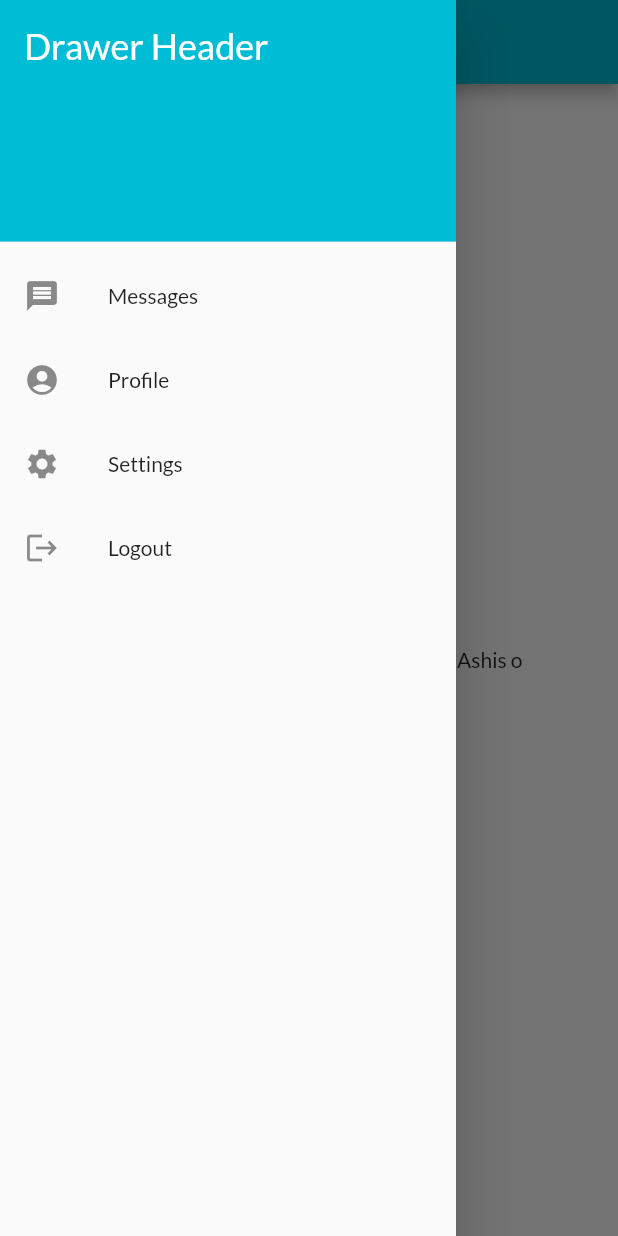
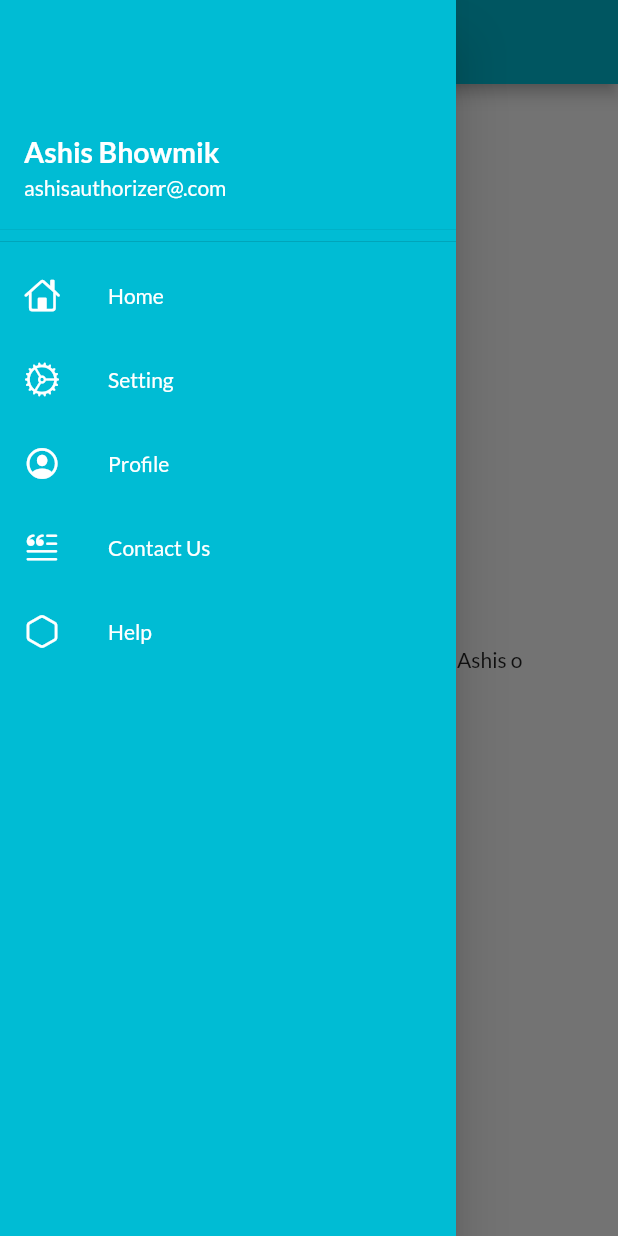
Before and after one commit to abbhowmik/Flutter_Basics, a Flutter app: the HomePage screen opened by its route, with the side drawer open, on a phone screen of 412 x 824 dp. Run offline on Flutter 3.47's test engine with Material 2 defaults, Android fonts, the phone set to English and light mode, and no system bars; our stand-ins replace google_fonts.

Commit message:
day6 added

```diff
--- a/lib/main.dart
+++ b/lib/main.dart
@@ -14,6 +14,7 @@ class myApp extends StatelessWidget {
   @override
   Widget build(BuildContext context) {
     return MaterialApp(
+        debugShowCheckedModeBanner: false,
         themeMode: ThemeMode.light,
         theme: ThemeData(
           primarySwatch: Colors.cyan,
--- a/lib/pages/home_page.dart
+++ b/lib/pages/home_page.dart
@@ -1,3 +1,4 @@
+import 'package:firstapp/widgets/drawer.dart';
 import 'package:flutter/material.dart';
 
 // this comes from stl emmit
@@ -13,41 +14,7 @@ class HomePage extends StatelessWidget {
           child: Text("This is your own Flutter App created by Ashis o"),
         ),
       ),
-      drawer: Drawer(
-        child: ListView(
-          padding: EdgeInsets.zero,
-          children: const <Widget>[
-            DrawerHeader(
-              decoration: BoxDecoration(
-                color: Colors.cyan,
-              ),
-              child: Text(
-                'Drawer Header',
-                style: TextStyle(
-                  color: Colors.white,
-                  fontSize: 24,
-                ),
-              ),
-            ),
-            ListTile(
-              leading: Icon(Icons.message),
-              title: Text('Messages'),
-            ),
-            ListTile(
-              leading: Icon(Icons.account_circle),
-              title: Text('Profile'),
-            ),
-            ListTile(
-              leading: Icon(Icons.settings),
-              title: Text('Settings'),
-            ),
-            ListTile(
-              leading: Icon(Icons.logout),
-              title: Text('Logout'),
-            ),
-          ],
-        ),
-      ),
+      drawer: MyDrawer(),
     );
   }
 }
--- /dev/null
+++ b/lib/widgets/drawer.dart
@@ -0,0 +1,122 @@
+// ignore_for_file: prefer_const_constructors
+
+import 'package:flutter/cupertino.dart';
+import 'package:flutter/material.dart';
+
+class MyDrawer extends StatelessWidget {
+  @override
+  Widget build(BuildContext context) {
+    // ignore: prefer_const_declarations
+
+    return Drawer(
+      child: Container(
+        color: Colors.cyan,
+        child: ListView(
+          // ignore: prefer_const_literals_to_create_immutables
+          children: [
+            const DrawerHeader(
+              padding: EdgeInsets.zero,
+              child: UserAccountsDrawerHeader(
+                accountName: Text(
+                  "Ashis Bhowmik",
+                  style: TextStyle(
+                      color: Colors.white,
+                      fontWeight: FontWeight.bold,
+                      fontSize: 19),
+                ),
+                accountEmail: Text(
+                  "ashisauthorizer@.com",
+                  style: TextStyle(color: Colors.white),
+                ),
+              ),
+            ),
+            ListTile(
+              leading: Icon(
+                CupertinoIcons.home,
+                color: Colors.white,
+              ),
+              title: Text(
+                'Home',
+                style: TextStyle(color: Colors.white),
+              ),
+            ),
+            ListTile(
+              leading: Icon(
+                CupertinoIcons.settings,
+                color: Colors.white,
+              ),
+              title: Text(
+                'Setting',
+                style: TextStyle(color: Colors.white),
+              ),
+            ),
+            ListTile(
+              leading: Icon(
+                CupertinoIcons.profile_circled,
+                color: Colors.white,
+              ),
+              title: Text(
+                'Profile',
+                style: TextStyle(color: Colors.white),
+              ),
+            ),
+            ListTile(
+              leading: Icon(
+                CupertinoIcons.text_quote,
+                color: Colors.white,
+              ),
+              title: Text(
+                'Contact Us',
+                style: TextStyle(color: Colors.white),
+              ),
+            ),
+            ListTile(
+              leading: Icon(
+                CupertinoIcons.hexagon,
+                color: Colors.white,
+              ),
+              title: Text(
+                'Help',
+                style: TextStyle(color: Colors.white),
+              ),
+            ),
+          ],
+        ),
+      ),
+    );
+  }
+}
+
+// child: ListView(
+//   padding: EdgeInsets.zero,
+//   children: const <Widget>[
+//     DrawerHeader(
+//       decoration: BoxDecoration(
+//         color: Colors.cyan,
+//       ),
+//       child: Text(
+//         'Drawer Header',
+//         style: TextStyle(
+//           color: Colors.white,
+//           fontSize: 24,
+//         ),
+//       ),
+//     ),
+//     ListTile(
+//       leading: Icon(Icons.message),
+//       title: Text('Messages'),
+//     ),
+//     ListTile(
+//       leading: Icon(Icons.account_circle),
+//       title: Text('Profile'),
+//     ),
+//     ListTile(
+//       leading: Icon(Icons.settings),
+//       title: Text('Settings'),
+//     ),
+//     ListTile(
+//       leading: Icon(Icons.logout),
+//       title: Text('Logout'),
+//     ),
+//   ],
+// ),
```
